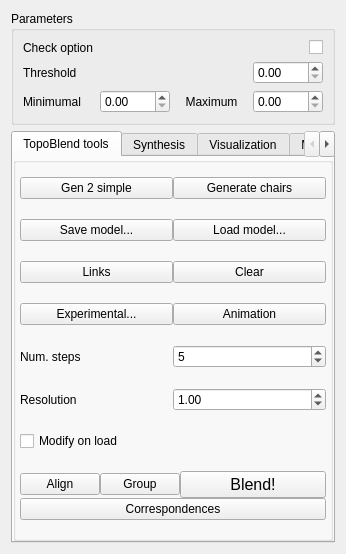
Old version of the form topo-blend/topo_blend_widget.ui in the repository ialhashim/topo-blend.
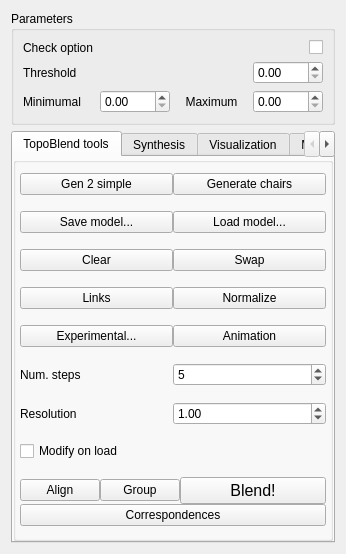
New version of the form. Icons and pictures are not drawn.

The edit to the form file:
```diff
--- a/topo-blend/topo_blend_widget.ui
+++ b/topo-blend/topo_blend_widget.ui
@@ -127,65 +127,18 @@
             </property>
            </widget>
           </item>
-          <item row="2" column="0">
-           <widget class="QPushButton" name="saveButton">
+          <item row="2" column="1">
+           <widget class="QPushButton" name="loadButton">
             <property name="text">
-             <string>Save model...</string>
+             <string>Load model...</string>
             </property>
             <property name="icon">
              <iconset resource="topo-blend.qrc">
-              <normaloff>:/images/saveGraph.png</normaloff>:/images/saveGraph.png</iconset>
+              <normaloff>:/images/openGraph.png</normaloff>:/images/openGraph.png</iconset>
             </property>
            </widget>
           </item>
-          <item row="1" column="1">
-           <widget class="QPushButton" name="genChairsButton">
-            <property name="text">
-             <string>Generate chairs</string>
-            </property>
-           </widget>
-          </item>
-          <item row="7" column="1">
-           <widget class="QSpinBox" name="numSteps">
-            <property name="minimum">
-             <number>2</number>
-            </property>
-            <property name="maximum">
-             <number>1024</number>
-            </property>
-            <property name="value">
-             <number>5</number>
-            </property>
-           </widget>
-          </item>
-          <item row="8" column="1">
-           <widget class="QDoubleSpinBox" name="voxelSize">
-            <property name="decimals">
-             <number>2</number>
-            </property>
-            <property name="maximum">
-             <double>1024.000000000000000</double>
-            </property>
-            <property name="singleStep">
-             <double>0.100000000000000</double>
-            </property>
-            <property name="value">
-             <double>1.000000000000000</double>
-            </property>
-           </widget>
-          </item>
-          <item row="3" column="1">
-           <widget class="QPushButton" name="clearButton">
-            <property name="text">
-             <string>Clear</string>
-            </property>
-            <property name="icon">
-             <iconset resource="topo-blend.qrc">
-              <normaloff>:/images/cross-white.png</normaloff>:/images/cross-white.png</iconset>
-            </property>
-           </widget>
-          </item>
-          <item row="10" column="0" colspan="2">
+          <item row="12" column="0" colspan="2">
            <layout class="QGridLayout" name="gridLayout_4">
             <item row="0" column="1">
              <widget class="QPushButton" name="groupButton">
@@ -268,43 +221,14 @@
             </item>
            </layout>
           </item>
-          <item row="8" column="0">
+          <item row="10" column="0">
            <widget class="QLabel" name="resLabel">
             <property name="text">
              <string>Resolution</string>
             </property>
            </widget>
           </item>
-          <item row="3" column="0">
-           <widget class="QPushButton" name="linksButton">
-            <property name="text">
-             <string>Links</string>
-            </property>
-            <property name="icon">
-             <iconset resource="topo-blend.qrc">
-              <normaloff>:/images/network.png</normaloff>:/images/network.png</iconset>
-            </property>
-           </widget>
-          </item>
-          <item row="5" column="0">
-           <widget class="QPushButton" name="button4">
-            <property name="text">
-             <string>Experimental...</string>
-            </property>
-           </widget>
-          </item>
-          <item row="2" column="1">
-           <widget class="QPushButton" name="loadButton">
-            <property name="text">
-             <string>Load model...</string>
-            </property>
-            <property name="icon">
-             <iconset resource="topo-blend.qrc">
-              <normaloff>:/images/openGraph.png</normaloff>:/images/openGraph.png</iconset>
-            </property>
-           </widget>
-          </item>
-          <item row="7" column="0">
+          <item row="9" column="0">
            <widget class="QLabel" name="numStepsLabel">
             <property name="text">
              <string>Num. steps</string>
@@ -318,13 +242,107 @@
             </property>
            </widget>
           </item>
-          <item row="9" column="0">
+          <item row="11" column="0">
            <widget class="QCheckBox" name="isModifyModel">
             <property name="text">
              <string>Modify on load</string>
             </property>
            </widget>
           </item>
+          <item row="2" column="0">
+           <widget class="QPushButton" name="saveButton">
+            <property name="text">
+             <string>Save model...</string>
+            </property>
+            <property name="icon">
+             <iconset resource="topo-blend.qrc">
+              <normaloff>:/images/saveGraph.png</normaloff>:/images/saveGraph.png</iconset>
+            </property>
+           </widget>
+          </item>
+          <item row="1" column="1">
+           <widget class="QPushButton" name="genChairsButton">
+            <property name="text">
+             <string>Generate chairs</string>
+            </property>
+           </widget>
+          </item>
+          <item row="9" column="1">
+           <widget class="QSpinBox" name="numSteps">
+            <property name="minimum">
+             <number>2</number>
+            </property>
+            <property name="maximum">
+             <number>1024</number>
+            </property>
+            <property name="value">
+             <number>5</number>
+            </property>
+           </widget>
+          </item>
+          <item row="10" column="1">
+           <widget class="QDoubleSpinBox" name="voxelSize">
+            <property name="decimals">
+             <number>2</number>
+            </property>
+            <property name="maximum">
+             <double>1024.000000000000000</double>
+            </property>
+            <property name="singleStep">
+             <double>0.100000000000000</double>
+            </property>
+            <property name="value">
+             <double>1.000000000000000</double>
+            </property>
+           </widget>
+          </item>
+          <item row="3" column="1">
+           <widget class="QPushButton" name="swapButton">
+            <property name="text">
+             <string>Swap</string>
+            </property>
+            <property name="icon">
+             <iconset resource="topo-blend.qrc">
+              <normaloff>:/images/update.png</normaloff>:/images/update.png</iconset>
+            </property>
+           </widget>
+          </item>
+          <item row="3" column="0">
+           <widget class="QPushButton" name="clearButton">
+            <property name="text">
+             <string>Clear</string>
+            </property>
+            <property name="icon">
+             <iconset resource="topo-blend.qrc">
+              <normaloff>:/images/cross-white.png</normaloff>:/images/cross-white.png</iconset>
+            </property>
+           </widget>
+          </item>
+          <item row="4" column="1">
+           <widget class="QPushButton" name="normalizeButton">
+            <property name="text">
+             <string>Normalize</string>
+            </property>
+           </widget>
+          </item>
+          <item row="4" column="0">
+           <widget class="QPushButton" name="linksButton">
+            <property name="text">
+             <string>Links</string>
+            </property>
+            <property name="icon">
+             <iconset resource="topo-blend.qrc">
+              <normaloff>:/images/network.png</normaloff>:/images/network.png</iconset>
+            </property>
+           </widget>
+          </item>
+          <item row="5" column="0">
+           <widget class="QPushButton" name="button4">
+            <property name="text">
+             <string>Experimental...</string>
+            </property>
+           </widget>
+          </item>
          </layout>
         </widget>
        </item>
```
